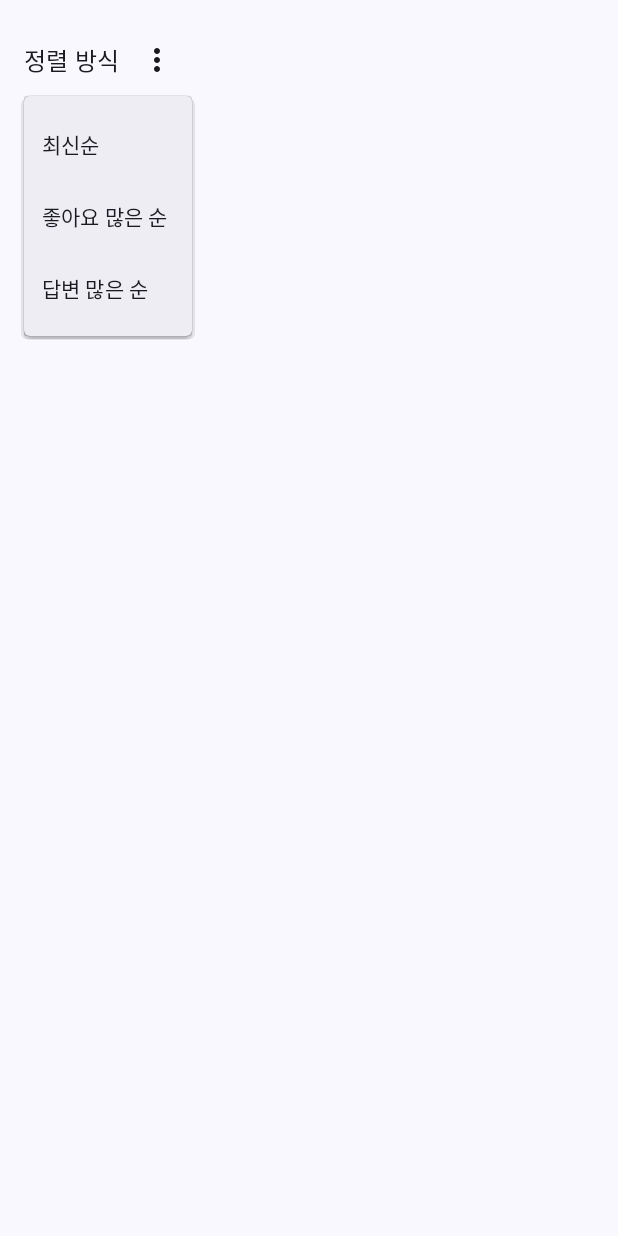
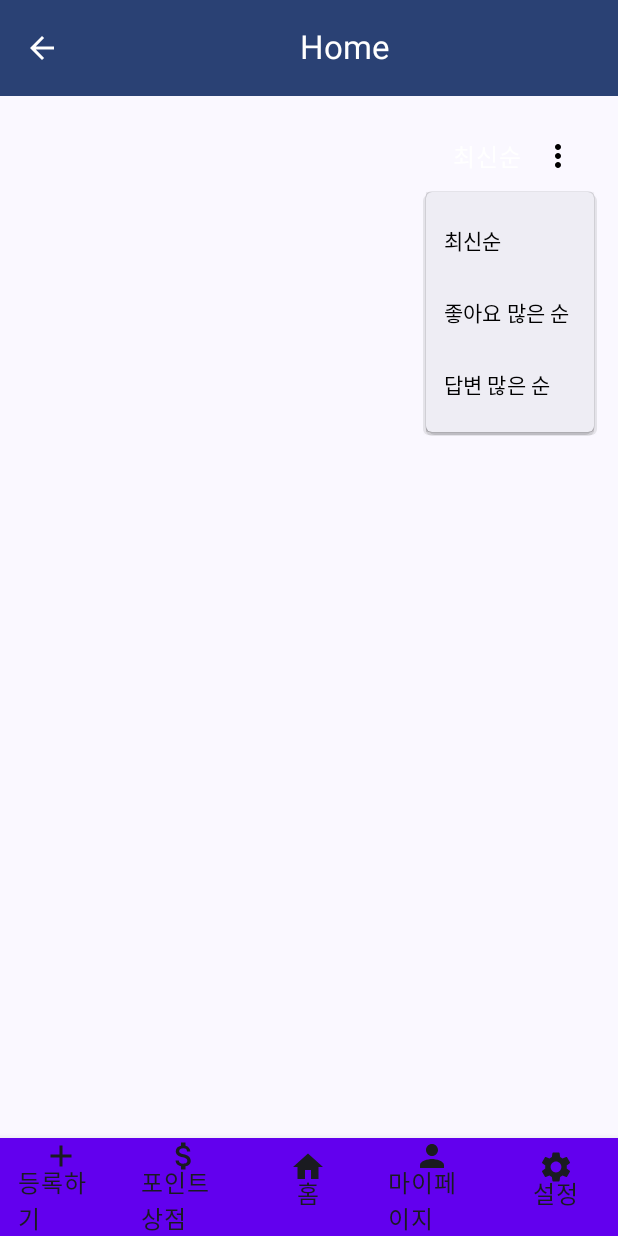
Before and after one commit to MobileProgramming-Team4/RateMate, an Android app built with Jetpack Compose: the SurveyListScreen screen opened through its navigation route, after a tap on "정렬", on a phone screen of 412 x 824 dp. Run offline under Robolectric (Android 15) with nearby library versions, the phone set to English and light mode, and no system bars; our stand-ins replace Firebase (no records; nobody signed in at launch, a user with empty details on screens opened directly).

Commit message:
feat: SurveyListScreen 구성 변경

```diff
--- a/app/src/main/java/com/example/ratemate/survey/SurveyListScreen.kt
+++ b/app/src/main/java/com/example/ratemate/survey/SurveyListScreen.kt
@@ -1,86 +1,142 @@
 package com.example.ratemate.survey
 
-import androidx.compose.foundation.layout.Column
-import androidx.compose.foundation.layout.Row
-import androidx.compose.foundation.layout.Spacer
-import androidx.compose.foundation.layout.fillMaxWidth
-import androidx.compose.foundation.layout.height
-import androidx.compose.foundation.layout.padding
+import androidx.compose.foundation.layout.*
 import androidx.compose.foundation.lazy.LazyColumn
 import androidx.compose.foundation.lazy.items
+import androidx.compose.material.BottomNavigation
+import androidx.compose.material.BottomNavigationItem
 import androidx.compose.material.icons.Icons
-import androidx.compose.material.icons.filled.MoreVert
-import androidx.compose.material3.Card
-import androidx.compose.material3.CircularProgressIndicator
-import androidx.compose.material3.DropdownMenu
-import androidx.compose.material3.DropdownMenuItem
-import androidx.compose.material3.Icon
-import androidx.compose.material3.IconButton
-import androidx.compose.material3.MaterialTheme
-import androidx.compose.material3.Text
-import androidx.compose.runtime.Composable
-import androidx.compose.runtime.getValue
-import androidx.compose.runtime.livedata.observeAsState
-import androidx.compose.runtime.mutableStateOf
-import androidx.compose.runtime.remember
-import androidx.compose.runtime.setValue
+import androidx.compose.material.icons.filled.*
+import androidx.compose.material3.*
+import androidx.compose.runtime.*
 import androidx.compose.ui.Alignment
 import androidx.compose.ui.Modifier
+import androidx.compose.ui.graphics.Color
+import androidx.compose.ui.tooling.preview.Preview
 import androidx.compose.ui.unit.dp
 import androidx.lifecycle.viewmodel.compose.viewModel
 import androidx.navigation.NavController
+import androidx.navigation.compose.rememberNavController
 import com.example.ratemate.data.Survey
 import com.example.ratemate.repository.SurveyRepository
 import com.example.ratemate.viewModel.SortType
 import com.example.ratemate.viewModel.SurveyModelFactory
 import com.example.ratemate.viewModel.SurveyViewModel
 
-
+@OptIn(ExperimentalMaterial3Api::class)
 @Composable
 fun SurveyListScreen(navController: NavController) {
     val repository = SurveyRepository()
     val viewModel: SurveyViewModel = viewModel(factory = SurveyModelFactory(repository))
-    val surveys by viewModel.surveys.observeAsState(initial = null)
+    val surveys by viewModel.surveys.collectAsState()
+
     var expanded by remember { mutableStateOf(false) }
+    var sortText by remember { mutableStateOf("최신순") }
 
-    Column(modifier = Modifier.padding(16.dp)) {
-        Row(verticalAlignment = Alignment.CenterVertically) {
-            Text(text = "정렬 방식", style = MaterialTheme.typography.titleMedium)
+    Scaffold(
+        topBar = {
+            TopAppBar(
+                title = {
+                    Row(
+                        modifier = Modifier.fillMaxWidth(),
+                        horizontalArrangement = Arrangement.Center,
+                        verticalAlignment = Alignment.CenterVertically
+                    ) {
+                        Text("Home", color = Color.White)
+                    }
+                },
+                navigationIcon = {
+                    IconButton(onClick = { /* Handle navigation icon press */ }) {
+                        Icon(imageVector = Icons.Default.ArrowBack, contentDescription = "뒤로가기", tint = Color.White)
+                    }
+                },
+                colors = TopAppBarDefaults.topAppBarColors(
+                    containerColor = MaterialTheme.colorScheme.primary
+                )
+            )
+        },
+        bottomBar = {
+            BottomNavigation(
+                contentColor = Color.White
+            ) {
+                BottomNavigationItem(
+                    icon = { Icon(imageVector = Icons.Default.Add, contentDescription = "등록하기") },
+                    label = { Text("등록하기") },
+                    selected = false,
+                    onClick = { /* Handle navigation */ }
+                )
+                BottomNavigationItem(
+                    icon = { Icon(imageVector = Icons.Default.AttachMoney, contentDescription = "포인트 상점") },
+                    label = { Text("포인트 상점") },
+                    selected = false,
+                    onClick = { /* Handle navigation */ }
+                )
+                BottomNavigationItem(
+                    icon = { Icon(imageVector = Icons.Default.Home, contentDescription = "홈") },
+                    label = { Text("홈") },
+                    selected = true,
+                    onClick = { /* Handle navigation */ }
+                )
+                BottomNavigationItem(
+                    icon = { Icon(imageVector = Icons.Default.Person, contentDescription = "마이페이지") },
+                    label = { Text("마이페이지") },
+                    selected = false,
+                    onClick = { /* Handle navigation */ }
+                )
+                BottomNavigationItem(
+                    icon = { Icon(imageVector = Icons.Default.Settings, contentDescription = "설정") },
+                    label = { Text("설정") },
+                    selected = false,
+                    onClick = { /* Handle navigation */ }
+                )
+            }
+        },
+        content = { paddingValues ->
+            Column(modifier = Modifier.padding(paddingValues).padding(16.dp)) {
+                Row(
+                    modifier = Modifier.fillMaxWidth(),
+                    verticalAlignment = Alignment.CenterVertically,
+                    horizontalArrangement = Arrangement.End
+                ) {
+                    Text(sortText, color = Color.White, style = MaterialTheme.typography.bodyLarge)
+                    Box {
                         IconButton(onClick = { expanded = !expanded }) {
-                Icon(imageVector = Icons.Default.MoreVert, contentDescription = "정렬")
+                            Icon(imageVector = Icons.Default.MoreVert, contentDescription = "정렬", tint = Color.Black)
                         }
                         DropdownMenu(
                             expanded = expanded,
                             onDismissRequest = { expanded = false }
                         ) {
                             DropdownMenuItem(
-                    text = { Text("최신순") },
+                                text = { Text("최신순", color = Color.Black) },
                                 onClick = {
                                     viewModel.sortSurveys(SortType.LATEST)
+                                    sortText = "최신순"
                                     expanded = false
                                 }
                             )
                             DropdownMenuItem(
-                    text = { Text("좋아요 많은 순") },
+                                text = { Text("좋아요 많은 순", color = Color.Black) },
                                 onClick = {
                                     viewModel.sortSurveys(SortType.MOST_LIKED)
+                                    sortText = "좋아요 많은 순"
                                     expanded = false
                                 }
                             )
                             DropdownMenuItem(
-                    text = { Text("답변 많은 순") },
+                                text = { Text("답변 많은 순", color = Color.Black) },
                                 onClick = {
                                     viewModel.sortSurveys(SortType.MOST_RESPONDED)
+                                    sortText = "답변 많은 순"
                                     expanded = false
                                 }
                             )
                         }
                     }
-        Spacer(modifier = Modifier.height(16.dp))
-
-        // null 체크 및 데이터 처리
+                }
+                Spacer(modifier = Modifier.height(8.dp))
                 if (surveys == null) {
-            CircularProgressIndicator() // 로딩 표시
+                    CircularProgressIndicator(modifier = Modifier.align(Alignment.CenterHorizontally)) // 로딩 표시
                 } else {
                     LazyColumn {
                         items(surveys ?: emptyList()) { survey ->
@@ -89,6 +145,8 @@ fun SurveyListScreen(navController: NavController) {
                     }
                 }
             }
+        }
+    )
 }
 
 @Composable
@@ -101,3 +159,9 @@ fun SurveyItem(survey: Survey) {
         }
     }
 }
+
+@Preview(showBackground = true)
+@Composable
+fun SurveyListScreenPreview() {
+    SurveyListScreen(navController = rememberNavController())
+}
--- a/app/src/main/java/com/example/ratemate/viewModel/SurveyViewModel.kt
+++ b/app/src/main/java/com/example/ratemate/viewModel/SurveyViewModel.kt
@@ -1,14 +1,14 @@
 package com.example.ratemate.viewModel
 
-import androidx.lifecycle.LiveData
-import androidx.lifecycle.MutableLiveData
 import androidx.lifecycle.ViewModel
 import androidx.lifecycle.ViewModelProvider
 import androidx.lifecycle.viewModelScope
 import com.example.ratemate.data.Survey
-import kotlinx.coroutines.Dispatchers
 import kotlinx.coroutines.launch
 import com.example.ratemate.repository.SurveyRepository
+import kotlinx.coroutines.flow.MutableStateFlow
+import kotlinx.coroutines.flow.StateFlow
+import kotlinx.coroutines.flow.asStateFlow
 
 
 class SurveyModelFactory(private val repository: SurveyRepository) : ViewModelProvider.Factory {
@@ -22,30 +22,30 @@ class SurveyModelFactory(private val repository: SurveyRepository) : ViewModelPr
 }
 
 class SurveyViewModel(private val repository: SurveyRepository) : ViewModel() {
-    private val _surveys = MutableLiveData<List<Survey>?>()
-    val surveys: LiveData<List<Survey>?> = _surveys
+    private val _surveys = MutableStateFlow<List<Survey>?>(null)
+    val surveys: StateFlow<List<Survey>?> = _surveys.asStateFlow()
 
     init {
-        loadSurveys()
+        loadAllSurveys()
     }
 
-    private fun loadSurveys() {
-        viewModelScope.launch(Dispatchers.IO) {
-            repository.getAllSurveys().collect { surveyList ->
-                _surveys.postValue(surveyList)
+    private fun loadAllSurveys() {
+        viewModelScope.launch {
+            repository.getAllSurveys().collect { surveys ->
+                _surveys.value = surveys
             }
         }
     }
 
     fun sortSurveys(sortType: SortType) {
-        val sortedList = _surveys.value?.let {
-            when (sortType) {
-                SortType.LATEST -> it.sortedBy { survey -> survey.createdDate }
-                SortType.MOST_LIKED -> it.sortedByDescending { survey -> survey.likes }
-                SortType.MOST_RESPONDED -> it.sortedByDescending { survey -> survey.responses }
+        viewModelScope.launch {
+            val sortedSurveys = when (sortType) {
+                SortType.LATEST -> _surveys.value?.sortedByDescending { it.createdDate }
+                SortType.MOST_LIKED -> _surveys.value?.sortedByDescending { it.likes }
+                SortType.MOST_RESPONDED -> _surveys.value?.sortedByDescending { it.responses }
             }
+            _surveys.value = sortedSurveys
         }
-        _surveys.postValue(sortedList)
     }
 }
 
```
Lines whose indentation alone changed are shown as unchanged.
